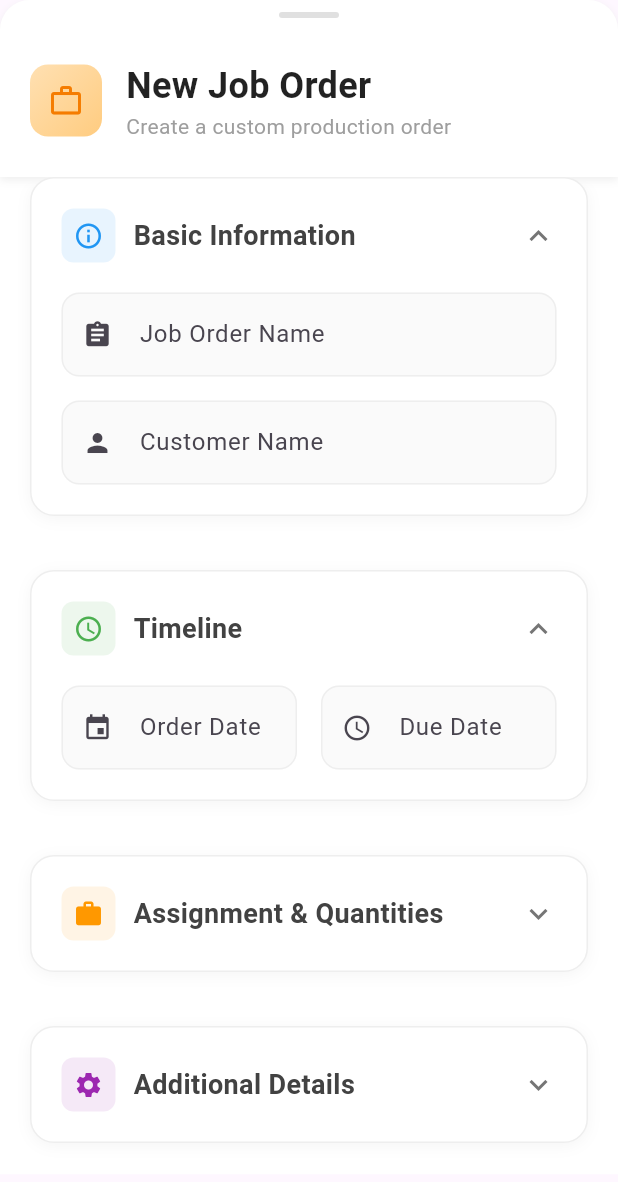
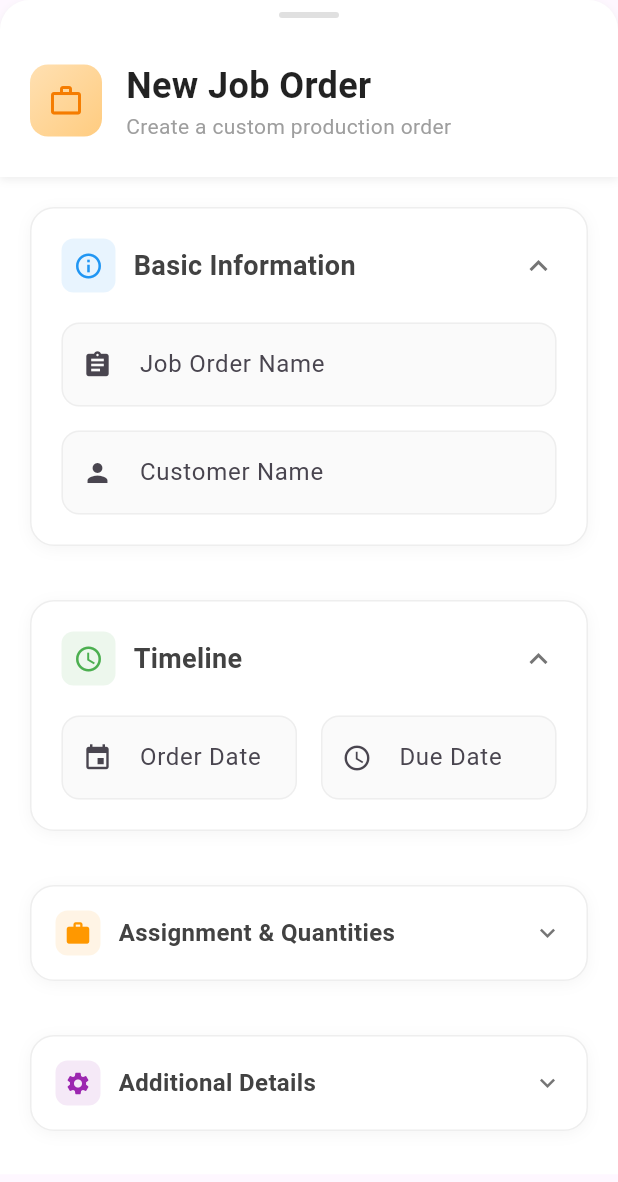
Before and after one commit to joiecruz/fashion_tech, a Flutter app: the AddJobOrderModal widget shown alone on an empty page, opened directly, after a tap on "Continue with Test Data", on a phone screen of 412 x 824 dp. Shown: the top 1182 px of the screen. Run offline on Flutter 3.47's test engine with Material 3 defaults, Android fonts, the phone set to English and light mode, and no system bars; our stand-ins replace cloud_firestore, firebase_auth, firebase_core, firebase_storage, fl_chart, image_picker; accounts and stored records are empty.

Commit message:
feat: Add padding adjustments to Save Button and Basic Info Section for improved layout consistency

```diff
--- a/lib/frontend/job_orders/add_job_order_modal.dart
+++ b/lib/frontend/job_orders/add_job_order_modal.dart
@@ -424,8 +424,11 @@ class _AddJobOrderModalState extends State<AddJobOrderModal>
 
                   const SizedBox(height: 24),
 
-                  // Save Button
-                  _buildSaveButton(),
+                  // Save Button with bottom padding
+                  Container(
+                    margin: const EdgeInsets.only(bottom: 20),
+                    child: _buildSaveButton(),
+                  ),
                 ],
               ),
             ),
@@ -556,12 +559,14 @@ class _AddJobOrderModalState extends State<AddJobOrderModal>
   }
 
   Widget _buildBasicInfoSection() {
-    return _buildSection(
-      key: _basicInfoSectionKey,
-      title: 'Basic Information',
-      icon: Icons.info_outline,
-      color: Colors.blue,
-      children: [
+    return Container(
+      margin: const EdgeInsets.only(top: 20), // Add top external padding
+      child: _buildSection(
+        key: _basicInfoSectionKey,
+        title: 'Basic Information',
+        icon: Icons.info_outline,
+        color: Colors.blue,
+        children: [
         _buildTextField(
           controller: _jobOrderNameController,
           label: 'Job Order Name',
@@ -594,6 +599,7 @@ class _AddJobOrderModalState extends State<AddJobOrderModal>
           },
         ),
       ],
+      ),
     );
   }
 
@@ -1024,11 +1030,11 @@ class _AddJobOrderModalState extends State<AddJobOrderModal>
             onTap: () => _toggleSection(title),
             borderRadius: const BorderRadius.vertical(top: Radius.circular(16)),
             child: Container(
-              padding: const EdgeInsets.all(20),
+              padding: EdgeInsets.all(isExpanded ? 20 : 16),
               child: Row(
                 children: [
                   Container(
-                    padding: const EdgeInsets.all(8),
+                    padding: EdgeInsets.all(isExpanded ? 8 : 6),
                     decoration: BoxDecoration(
                       color: hasError ? Colors.red.shade50 :
                              isCompleted ? Colors.green.shade50 : color.withOpacity(0.1),
@@ -1039,7 +1045,7 @@ class _AddJobOrderModalState extends State<AddJobOrderModal>
                       isCompleted ? Icons.check_circle_outline : icon,
                       color: hasError ? Colors.red.shade600 :
                              isCompleted ? Colors.green.shade600 : color,
-                      size: 20,
+                      size: isExpanded ? 20 : 18,
                     ),
                   ),
                   const SizedBox(width: 12),
@@ -1051,7 +1057,7 @@ class _AddJobOrderModalState extends State<AddJobOrderModal>
                           title,
                           style: TextStyle(
                             fontWeight: FontWeight.w600,
-                            fontSize: 18,
+                            fontSize: isExpanded ? 18 : 16,
                             color: Colors.grey.shade800,
                           ),
                         ),
@@ -1073,7 +1079,7 @@ class _AddJobOrderModalState extends State<AddJobOrderModal>
                     child: Icon(
                       Icons.keyboard_arrow_down,
                       color: Colors.grey.shade600,
-                      size: 24,
+                      size: isExpanded ? 24 : 20,
                     ),
                   ),
                 ],
```
